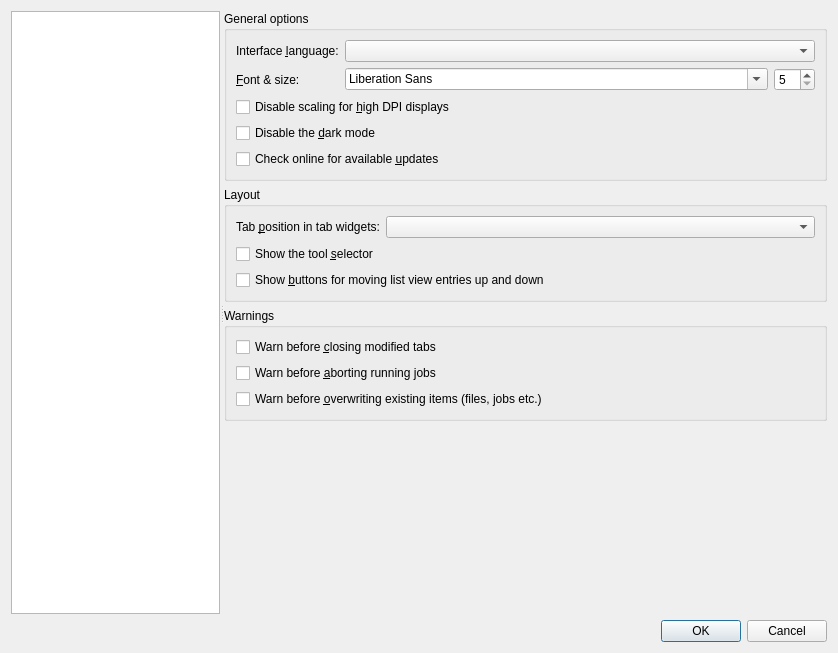
Before: the Qt Designer form src/mkvtoolnix-gui/forms/main_window/preferences_dialog.ui in jpsdr/MKVToolnix-Windows-7, drawn with Qt 5.
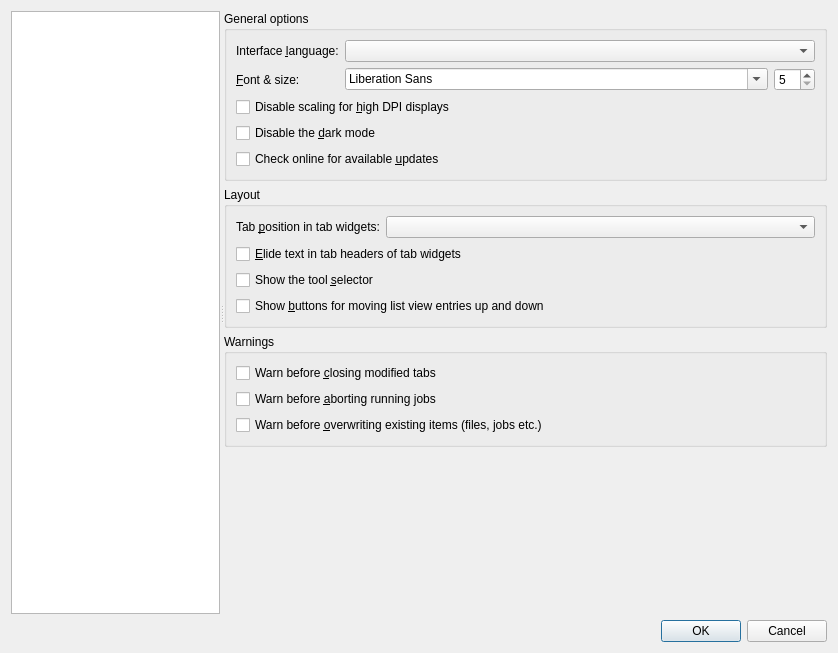
After: the same form once the commit is applied. Icons and pictures are not drawn. Custom widgets are drawn as their Qt base class.

Commit message:
GUI: add option for eliding tab header names
Implements #2768.

```diff
--- a/src/mkvtoolnix-gui/forms/main_window/preferences_dialog.ui
+++ b/src/mkvtoolnix-gui/forms/main_window/preferences_dialog.ui
@@ -187,6 +187,13 @@
              </item>
             </layout>
            </item>
+           <item>
+            <widget class="QCheckBox" name="cbGuiElideTabHeaderLabels">
+             <property name="text">
+              <string>&amp;Elide text in tab headers of tab widgets</string>
+             </property>
+            </widget>
+           </item>
            <item>
             <widget class="QCheckBox" name="cbGuiShowToolSelector">
              <property name="text">
```
Left out of the diff: 1 changed line with no effect on the pictures. The commit also changes 19 other files.
